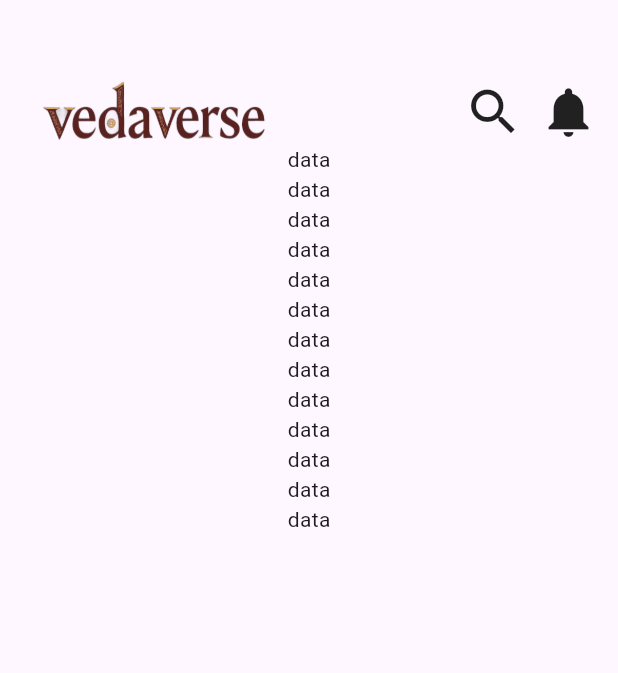
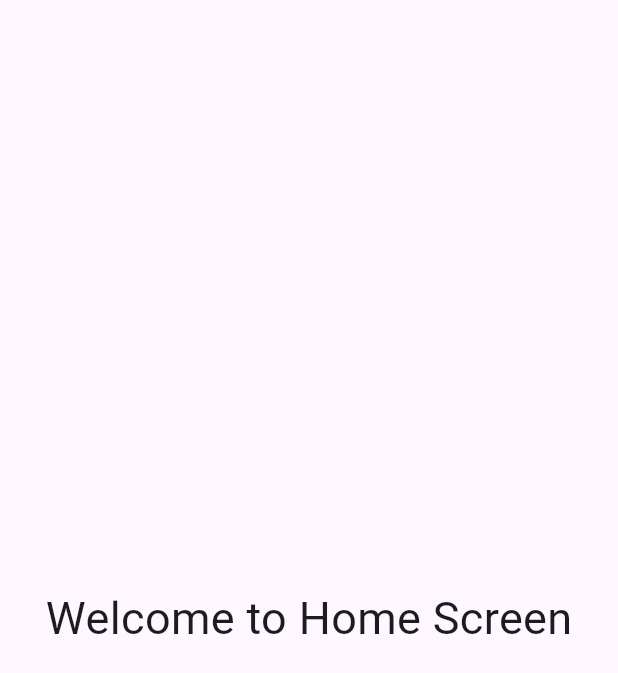
Before and after one commit to 82-Gaurab/veda-verse, a Flutter app: the HomeScreen screen opened directly, on a phone screen of 412 x 824 dp. Shown: the top 673 px of the screen. Run offline on Flutter 3.47's test engine with Material 3 defaults, Android fonts, the phone set to English and light mode, and no system bars.

Commit message:
New Home Screen

```diff
--- a/lib/screen/home_screen.dart
+++ b/lib/screen/home_screen.dart
@@ -9,34 +9,24 @@ class HomeScreen extends StatelessWidget {
       body: SafeArea(
         child: Padding(
           padding: EdgeInsetsGeometry.all(13),
-          child: Column(
-            children: [
-              SizedBox(height: 40),
-              Row(
-                crossAxisAlignment: CrossAxisAlignment.center,
-                children: [
-                  Image.asset("assets/images/title.png", width: 180),
-                  Spacer(),
-                  Icon(Icons.search, size: 40),
-                  SizedBox(width: 10),
-                  Icon(Icons.notifications, size: 40),
-                ],
-              ),
-
-              Text("data"),
-              Text("data"),
-              Text("data"),
-              Text("data"),
-              Text("data"),
-              Text("data"),
-              Text("data"),
-              Text("data"),
-              Text("data"),
-              Text("data"),
-              Text("data"),
-              Text("data"),
-              Text("data"),
-            ],
+          child: Center(
+            child: Column(
+              mainAxisAlignment: MainAxisAlignment.center,
+              children: [
+                // SizedBox(height: 40),
+                // Row(
+                //   crossAxisAlignment: CrossAxisAlignment.center,
+                //   children: [
+                //     Image.asset("assets/images/title.png", width: 180),
+                //     Spacer(),
+                //     Icon(Icons.search, size: 40),
+                //     SizedBox(width: 10),
+                //     Icon(Icons.notifications, size: 40),
+                //   ],
+                // ),
+                Text("Welcome to Home Screen", style: TextStyle(fontSize: 30)),
+              ],
+            ),
           ),
         ),
       ),
--- a/lib/screen/sign_up_screen.dart
+++ b/lib/screen/sign_up_screen.dart
@@ -1,5 +1,4 @@
 import 'package:flutter/material.dart';
-import 'package:vedaverse/common/my_snack_bar.dart';
 import 'package:vedaverse/screen/first_on_boarding_screen.dart';
 import 'package:vedaverse/widgets/my_button.dart';
 import 'package:vedaverse/widgets/my_input_form_field.dart';
```
